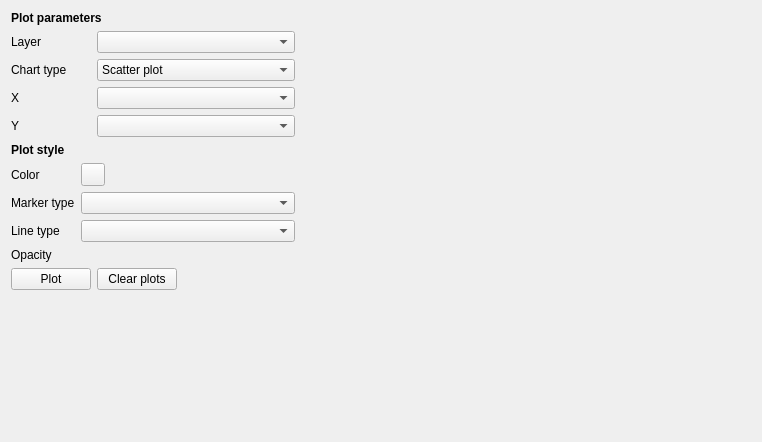
The window that eis_qgis_plugin/resources/ui/explore/basic_charts_tab.ui (GispoCoding/eis_qgis_plugin) describes before a commit, drawn with Qt 5.
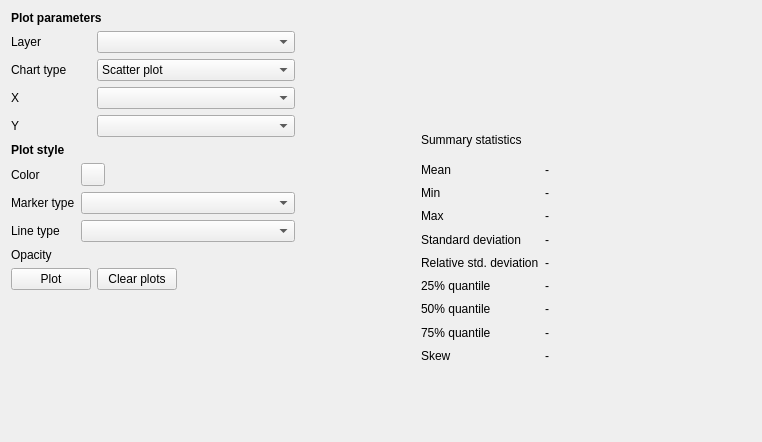
The same window after the commit. Custom widgets are drawn as their Qt base class.

The edit to the form file:
```diff
--- a/eis_qgis_plugin/resources/ui/explore/basic_charts_tab.ui
+++ b/eis_qgis_plugin/resources/ui/explore/basic_charts_tab.ui
@@ -334,6 +334,157 @@
          <height>0</height>
         </size>
        </property>
+       <widget class="QWidget" name="layoutWidget_3">
+        <property name="geometry">
+         <rect>
+          <x>120</x>
+          <y>150</y>
+          <width>197</width>
+          <height>203</height>
+         </rect>
+        </property>
+        <layout class="QGridLayout" name="gridLayout_7">
+         <item row="6" column="0">
+          <widget class="QLabel" name="label_40">
+           <property name="text">
+            <string>50% quantile</string>
+           </property>
+          </widget>
+         </item>
+         <item row="0" column="0">
+          <widget class="QLabel" name="label_46">
+           <property name="text">
+            <string>Mean</string>
+           </property>
+          </widget>
+         </item>
+         <item row="1" column="1">
+          <widget class="QLabel" name="label_49">
+           <property name="text">
+            <string>-</string>
+           </property>
+          </widget>
+         </item>
+         <item row="7" column="1">
+          <widget class="QLabel" name="label_43">
+           <property name="text">
+            <string>-</string>
+           </property>
+          </widget>
+         </item>
+         <item row="2" column="0">
+          <widget class="QLabel" name="label_50">
+           <property name="text">
+            <string>Max</string>
+           </property>
+          </widget>
+         </item>
+         <item row="5" column="0">
+          <widget class="QLabel" name="label_38">
+           <property name="text">
+            <string>25% quantile</string>
+           </property>
+          </widget>
+         </item>
+         <item row="6" column="1">
+          <widget class="QLabel" name="label_41">
+           <property name="text">
+            <string>-</string>
+           </property>
+          </widget>
+         </item>
+         <item row="4" column="1">
+          <widget class="QLabel" name="label_55">
+           <property name="text">
+            <string>-</string>
+           </property>
+          </widget>
+         </item>
+         <item row="2" column="1">
+          <widget class="QLabel" name="label_51">
+           <property name="text">
+            <string>-</string>
+           </property>
+          </widget>
+         </item>
+         <item row="0" column="1">
+          <widget class="QLabel" name="label_47">
+           <property name="text">
+            <string>-</string>
+           </property>
+          </widget>
+         </item>
+         <item row="3" column="0">
+          <widget class="QLabel" name="label_52">
+           <property name="text">
+            <string>Standard deviation</string>
+           </property>
+          </widget>
+         </item>
+         <item row="4" column="0">
+          <widget class="QLabel" name="label_54">
+           <property name="text">
+            <string>Relative std. deviation</string>
+           </property>
+          </widget>
+         </item>
+         <item row="1" column="0">
+          <widget class="QLabel" name="label_48">
+           <property name="text">
+            <string>Min</string>
+           </property>
+          </widget>
+         </item>
+         <item row="3" column="1">
+          <widget class="QLabel" name="label_53">
+           <property name="text">
+            <string>-</string>
+           </property>
+          </widget>
+         </item>
+         <item row="5" column="1">
+          <widget class="QLabel" name="label_39">
+           <property name="text">
+            <string>-</string>
+           </property>
+          </widget>
+         </item>
+         <item row="7" column="0">
+          <widget class="QLabel" name="label_42">
+           <property name="text">
+            <string>75% quantile</string>
+           </property>
+          </widget>
+         </item>
+         <item row="8" column="0">
+          <widget class="QLabel" name="label_44">
+           <property name="text">
+            <string>Skew</string>
+           </property>
+          </widget>
+         </item>
+         <item row="8" column="1">
+          <widget class="QLabel" name="label_45">
+           <property name="text">
+            <string>-</string>
+           </property>
+          </widget>
+         </item>
+        </layout>
+       </widget>
+       <widget class="QLabel" name="label_37">
+        <property name="geometry">
+         <rect>
+          <x>120</x>
+          <y>120</y>
+          <width>151</width>
+          <height>17</height>
+         </rect>
+        </property>
+        <property name="text">
+         <string>Summary statistics</string>
+        </property>
+       </widget>
       </widget>
      </item>
     </layout>
```
